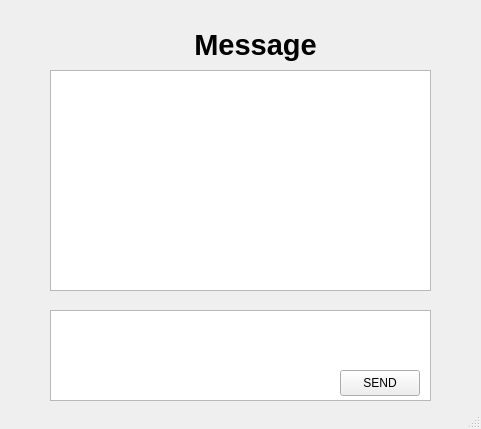
max-my/chatroom, file Server/server.ui: the form before one commit.
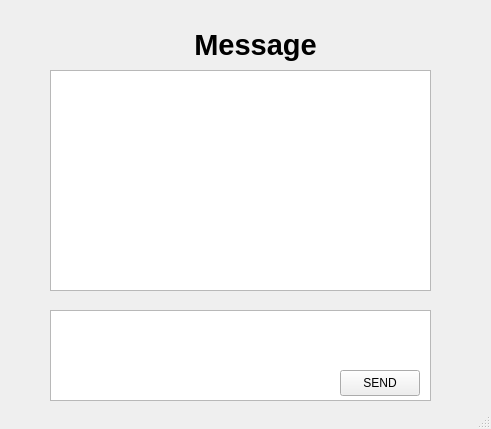
The form after the commit.

What changed in the file:
```diff
--- a/Server/server.ui
+++ b/Server/server.ui
@@ -6,7 +6,7 @@
    <rect>
     <x>0</x>
     <y>0</y>
-    <width>481</width>
+    <width>491</width>
     <height>429</height>
    </rect>
   </property>
```
